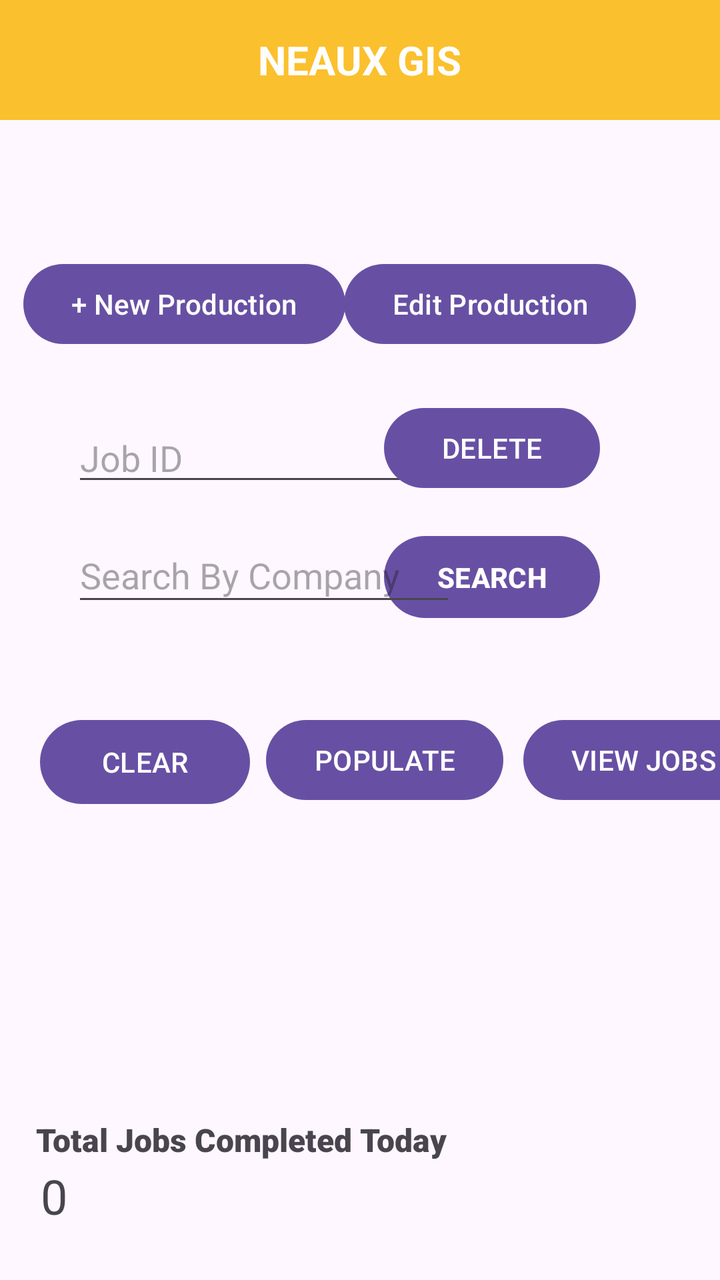
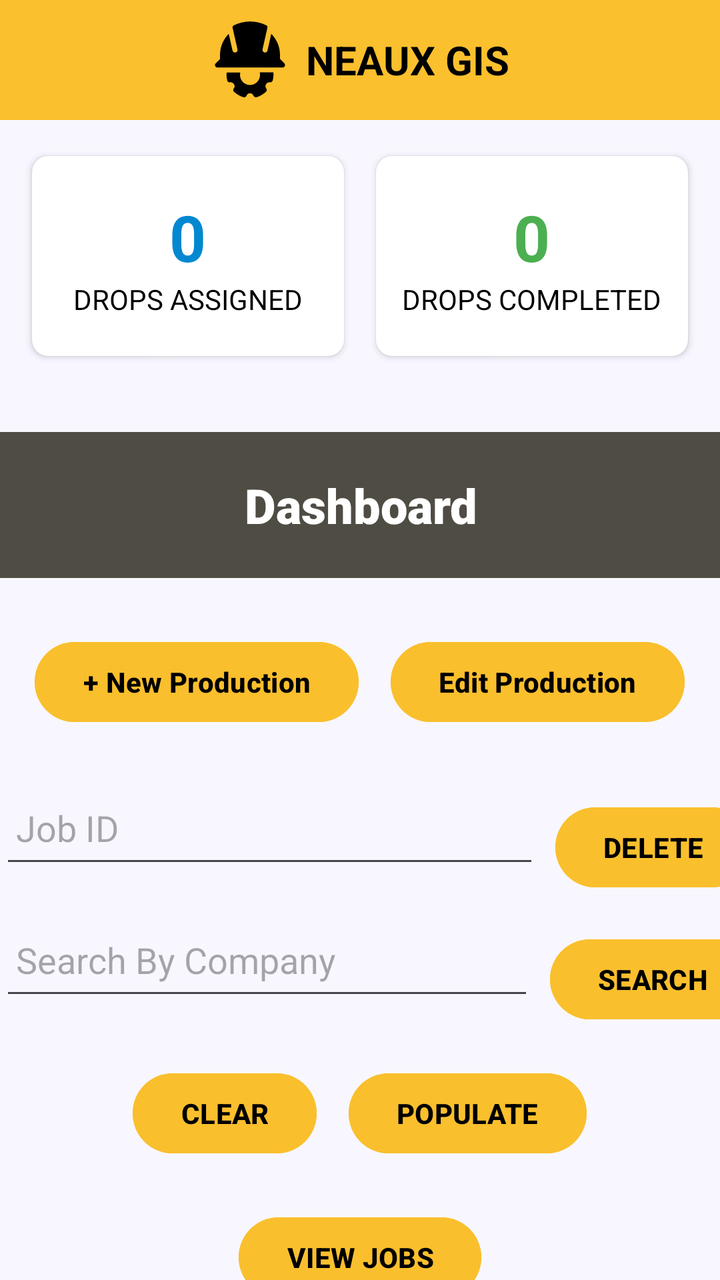

An Android layout rendered at two revisions. The XML below is the earlier revision; the diff shows what the commit changed to produce the second picture.
<!-- AndroidManifest.xml: application theme Theme.MyApplication -->
<!-- res/layout/activity_main.xml -->
<?xml version="1.0" encoding="utf-8"?>
<androidx.constraintlayout.widget.ConstraintLayout xmlns:android="http://schemas.android.com/apk/res/android"
    xmlns:app="http://schemas.android.com/apk/res-auto"
    xmlns:tools="http://schemas.android.com/tools"
    android:id="@+id/main_table"
    android:layout_width="match_parent"
    android:layout_height="match_parent"
    tools:context=".MainActivity">

    
    <FrameLayout
        android:id="@+id/navbar"
        android:layout_width="match_parent"
        android:layout_height="60dp"
        android:background="#FBC02D"
        app:layout_constraintTop_toTopOf="parent">

        <TextView
            android:id="@+id/navbar_title"
            android:layout_width="wrap_content"
            android:layout_height="wrap_content"
            android:layout_gravity="center"
            android:text="NEAUX GIS"
            android:textColor="#FFFFFF"
            android:textSize="20sp"
            android:textStyle="bold" />
    </FrameLayout>

    <Button
        android:id="@+id/new_production"
        android:layout_width="wrap_content"
        android:layout_height="wrap_content"
        android:layout_marginStart="36dp"
        android:layout_marginTop="68dp"
        android:layout_marginEnd="24dp"
        android:text="+ New Production"
        android:visibility="visible"
        app:layout_constraintEnd_toStartOf="@+id/edit_production"
        app:layout_constraintStart_toStartOf="parent"
        app:layout_constraintTop_toBottomOf="@+id/navbar"
        tools:visibility="visible" />

    <Button
        android:id="@+id/edit_production"
        android:layout_width="wrap_content"
        android:layout_height="wrap_content"
        android:layout_marginTop="68dp"
        android:layout_marginEnd="42dp"
        android:text="Edit Production"
        android:visibility="visible"
        app:layout_constraintEnd_toEndOf="parent"
        app:layout_constraintTop_toBottomOf="@+id/navbar"
        tools:visibility="visible" />

    <TextView
        android:id="@+id/textView2"
        android:layout_width="wrap_content"
        android:layout_height="wrap_content"
        android:layout_marginTop="155dp"
        android:fontFamily="sans-serif-black"
        android:text="Total Jobs Completed Today"
        android:textSize="16sp"
        app:layout_constraintEnd_toEndOf="parent"
        app:layout_constraintHorizontal_bias="0.117"
        app:layout_constraintStart_toStartOf="parent"
        app:layout_constraintTop_toBottomOf="@+id/populate_button" />

    <TextView
        android:id="@+id/main_total_jobs_display"
        android:layout_width="wrap_content"
        android:layout_height="wrap_content"
        android:layout_marginTop="1dp"
        android:text="0"
        android:textSize="24sp"
        app:layout_constraintEnd_toEndOf="parent"
        app:layout_constraintHorizontal_bias="0.059"
        app:layout_constraintStart_toStartOf="parent"
        app:layout_constraintTop_toBottomOf="@+id/textView2" />

    <TextView
        android:id="@+id/textView4"
        android:layout_width="wrap_content"
        android:layout_height="wrap_content"
        android:layout_marginTop="80dp"
        android:fontFamily="sans-serif-black"
        android:text="Total Footage"
        android:textSize="16sp"
        app:layout_constraintEnd_toEndOf="parent"
        app:layout_constraintHorizontal_bias="0.067"
        app:layout_constraintStart_toStartOf="parent"
        app:layout_constraintTop_toBottomOf="@+id/textView2" />

    <TextView
        android:id="@+id/main_total_footage_display"
        android:layout_width="wrap_content"
        android:layout_height="wrap_content"
        android:layout_marginTop="4dp"
        android:text="0"
        android:textSize="24sp"
        app:layout_constraintEnd_toEndOf="parent"
        app:layout_constraintHorizontal_bias="0.06"
        app:layout_constraintStart_toStartOf="parent"
        app:layout_constraintTop_toBottomOf="@+id/textView4" />

    <Button
        android:id="@+id/populate_button"
        android:layout_width="wrap_content"
        android:layout_height="wrap_content"
        android:layout_marginStart="8dp"
        android:layout_marginTop="48dp"
        android:text="POPULATE"
        app:layout_constraintStart_toEndOf="@+id/clear_button"
        app:layout_constraintTop_toBottomOf="@+id/company_name_text_field" />

    <Button
        android:id="@+id/clear_button"
        android:layout_width="105dp"
        android:layout_height="50dp"
        android:layout_marginStart="20dp"
        android:layout_marginTop="48dp"
        android:text="CLEAR"
        app:layout_constraintStart_toStartOf="parent"
        app:layout_constraintTop_toBottomOf="@+id/company_name_text_field" />

    <Button
        android:id="@+id/print_button"
        android:layout_width="wrap_content"
        android:layout_height="wrap_content"
        android:layout_marginStart="10dp"
        android:layout_marginTop="48dp"
        android:layout_marginEnd="20dp"
        android:text="VIEW JOBS"
        app:layout_constraintEnd_toEndOf="parent"
        app:layout_constraintHorizontal_bias="0.0"
        app:layout_constraintStart_toEndOf="@+id/populate_button"
        app:layout_constraintTop_toBottomOf="@+id/company_name_text_field" />

    <Button
        android:id="@+id/search_button"
        android:layout_width="108dp"
        android:layout_height="49dp"
        android:layout_marginTop="16dp"
        android:layout_marginEnd="60dp"
        android:text="SEARCH"
        android:textStyle="bold"
        app:layout_constraintEnd_toEndOf="parent"
        app:layout_constraintTop_toBottomOf="@+id/delete_button" />

    <EditText
        android:id="@+id/company_name_text_field"
        android:layout_width="192dp"
        android:layout_height="44dp"
        android:layout_marginStart="36dp"
        android:layout_marginTop="16dp"
        android:layout_marginEnd="15dp"
        android:ems="10"
        android:hint="Search By Company"
        android:inputType="text"
        app:layout_constraintEnd_toStartOf="@+id/search_button"
        app:layout_constraintHorizontal_bias="0.0"
        app:layout_constraintStart_toStartOf="parent"
        app:layout_constraintTop_toBottomOf="@+id/job_id_text_field" />

    <EditText
        android:id="@+id/job_id_text_field"
        android:layout_width="192dp"
        android:layout_height="40dp"
        android:layout_marginStart="36dp"
        android:layout_marginTop="32dp"
        android:ems="10"
        android:hint="Job ID"
        android:inputType="number"
        app:layout_constraintStart_toStartOf="parent"
        app:layout_constraintTop_toBottomOf="@+id/new_production" />

    <Button
        android:id="@+id/delete_button"
        android:layout_width="108dp"
        android:layout_height="48dp"
        android:layout_marginTop="24dp"
        android:layout_marginEnd="60dp"
        android:text="DELETE"
        app:layout_constraintEnd_toEndOf="parent"
        app:layout_constraintHorizontal_bias="1.0"
        app:layout_constraintStart_toEndOf="@+id/job_id_text_field"
        app:layout_constraintTop_toBottomOf="@+id/edit_production" />

</androidx.constraintlayout.widget.ConstraintLayout>
<!-- resources referenced by this layout -->
<resources>
  <style name="Theme.MyApplication" parent="Base.Theme.MyApplication" />
  <style name="Base.Theme.MyApplication" parent="Theme.Material3.DayNight.NoActionBar">
          
          
      </style>
</resources>

<!-- the commit's change to res/layout/activity_main.xml (unified diff, before → after) -->
@@ -5,184 +5,292 @@
     android:id="@+id/main_table"
     android:layout_width="match_parent"
     android:layout_height="match_parent"
+    android:background="#f8f7ff"
     tools:context=".MainActivity">
 
     
+
+    <TextView
+        android:id="@+id/textView"
+        android:layout_width="412dp"
+        android:layout_height="73dp"
+        android:layout_marginTop="156dp"
+        android:background="#4F4C44"
+        android:fontFamily="sans-serif-black"
+        android:gravity="center"
+        android:padding="12dp"
+        android:text="Dashboard"
+        android:textColor="#FFFFFF"
+        android:textSize="24sp"
+        app:layout_constraintEnd_toEndOf="parent"
+        app:layout_constraintStart_toStartOf="parent"
+        app:layout_constraintTop_toBottomOf="@+id/navbar" />
+
     <FrameLayout
         android:id="@+id/navbar"
         android:layout_width="match_parent"
         android:layout_height="60dp"
         android:background="#FBC02D"
+        app:layout_constraintEnd_toEndOf="parent"
+        app:layout_constraintStart_toStartOf="parent"
         app:layout_constraintTop_toTopOf="parent">
 
-        <TextView
-            android:id="@+id/navbar_title"
-            android:layout_width="wrap_content"
-            android:layout_height="wrap_content"
-            android:layout_gravity="center"
-            android:text="NEAUX GIS"
-            android:textColor="#FFFFFF"
-            android:textSize="20sp"
-            android:textStyle="bold" />
+        <LinearLayout
+            android:layout_width="wrap_content"
+            android:layout_height="match_parent"
+            android:layout_gravity="center_horizontal"
+            android:gravity="center_vertical"
+            android:orientation="horizontal">
+
+            <ImageView
+                android:id="@+id/navbar_logo"
+                android:layout_width="40dp"
+                android:layout_height="40dp"
+                android:layout_marginEnd="8dp"
+                android:src="@drawable/neaux_gis_logo" />
+
+            <TextView
+                android:id="@+id/navbar_title"
+                android:layout_width="wrap_content"
+                android:layout_height="wrap_content"
+                android:text="NEAUX GIS"
+                android:textColor="#000000"
+                android:textSize="20sp"
+                android:textStyle="bold" />
+        </LinearLayout>
     </FrameLayout>
 
-    <Button
-        android:id="@+id/new_production"
-        android:layout_width="wrap_content"
+    
+    <LinearLayout
+        android:id="@+id/main_cards_container"
+        android:layout_width="match_parent"
         android:layout_height="wrap_content"
-        android:layout_marginStart="36dp"
-        android:layout_marginTop="68dp"
-        android:layout_marginEnd="24dp"
-        android:text="+ New Production"
-        android:visibility="visible"
-        app:layout_constraintEnd_toStartOf="@+id/edit_production"
-        app:layout_constraintStart_toStartOf="parent"
-        app:layout_constraintTop_toBottomOf="@+id/navbar"
-        tools:visibility="visible" />
-
-    <Button
-        android:id="@+id/edit_production"
-        android:layout_width="wrap_content"
+        android:layout_marginTop="2dp"
+        android:orientation="horizontal"
+        android:padding="8dp"
+        app:layout_constraintEnd_toEndOf="parent"
+        app:layout_constraintStart_toStartOf="parent"
+        app:layout_constraintTop_toBottomOf="@+id/navbar">
+
+        
+        <androidx.cardview.widget.CardView
+            android:layout_width="0dp"
+            android:layout_height="100dp"
+            android:layout_margin="8dp"
+            android:layout_weight="1"
+            android:elevation="4dp"
+            app:cardCornerRadius="8dp">
+
+            <LinearLayout
+                android:layout_width="match_parent"
+                android:layout_height="match_parent"
+                android:gravity="center"
+                android:orientation="vertical">
+
+                <TextView
+                    android:id="@+id/drops_assigned_value"
+                    android:layout_width="wrap_content"
+                    android:layout_height="wrap_content"
+                    android:text="0"
+                    android:textColor="#0288D1"
+                    android:textSize="32sp"
+                    android:textStyle="bold" />
+
+                <TextView
+                    android:layout_width="wrap_content"
+                    android:layout_height="wrap_content"
+                    android:text="DROPS ASSIGNED"
+                    android:textColor="#000000"
+                    android:textSize="14sp" />
+            </LinearLayout>
+        </androidx.cardview.widget.CardView>
+
+        
+        <androidx.cardview.widget.CardView
+            android:layout_width="0dp"
+            android:layout_height="100dp"
+            android:layout_margin="8dp"
+            android:layout_weight="1"
+            android:elevation="4dp"
+            app:cardCornerRadius="8dp">
+
+            <LinearLayout
+                android:layout_width="match_parent"
+                android:layout_height="match_parent"
+                android:gravity="center"
+                android:orientation="vertical">
+
+                <TextView
+                    android:id="@+id/drops_completed_value"
+                    android:layout_width="wrap_content"
+                    android:layout_height="wrap_content"
+                    android:text="0"
+                    android:textColor="#4CAF50"
+                    android:textSize="32sp"
+                    android:textStyle="bold" />
+
+                <TextView
+                    android:layout_width="wrap_content"
+                    android:layout_height="wrap_content"
+                    android:text="DROPS COMPLETED"
+                    android:textColor="#000000"
+                    android:textSize="14sp" />
+            </LinearLayout>
+        </androidx.cardview.widget.CardView>
+    </LinearLayout>
+
+    
+
+    <LinearLayout
+        android:id="@+id/all_buttons_container"
+        android:layout_width="match_parent"
         android:layout_height="wrap_content"
-        android:layout_marginTop="68dp"
-        android:layout_marginEnd="42dp"
-        android:text="Edit Production"
-        android:visibility="visible"
-        app:layout_constraintEnd_toEndOf="parent"
-        app:layout_constraintTop_toBottomOf="@+id/navbar"
-        tools:visibility="visible" />
-
-    <TextView
-        android:id="@+id/textView2"
-        android:layout_width="wrap_content"
+        android:gravity="center_horizontal"
+        android:orientation="vertical"
+        app:layout_constraintBottom_toBottomOf="parent"
+        app:layout_constraintEnd_toEndOf="parent"
+        app:layout_constraintHorizontal_bias="1.0"
+        app:layout_constraintStart_toStartOf="parent"
+        app:layout_constraintTop_toBottomOf="@+id/linearLayout5"
+        app:layout_constraintVertical_bias="0.118">
+
+        
+
+        
+
+        
+
+        
+
+        
+
+        <LinearLayout
+            android:layout_width="match_parent"
+            android:layout_height="wrap_content"
+            android:layout_marginBottom="8dp"
+            android:gravity="center_horizontal"
+            android:orientation="horizontal">
+
+            <Button
+                android:id="@+id/clear_button"
+                android:layout_width="wrap_content"
+                android:layout_height="wrap_content"
+                android:layout_margin="8dp"
+                android:backgroundTint="#FABF2D"
+                android:text="CLEAR"
+                android:textColor="#000000"
+                android:textStyle="bold" />
+
+            <Button
+                android:id="@+id/populate_button"
+                android:layout_width="wrap_content"
+                android:layout_height="wrap_content"
+                android:layout_margin="8dp"
+                android:backgroundTint="#FABF2D"
+                android:text="POPULATE"
+                android:textColor="#000000"
+                android:textStyle="bold" />
+        </LinearLayout>
+
+        <Button
+            android:id="@+id/print_button"
+            android:layout_width="wrap_content"
+            android:layout_height="wrap_content"
+            android:layout_marginTop="8dp"
+            android:backgroundTint="#FABF2D"
+            android:text="VIEW JOBS"
+            android:textColor="#000000"
+            android:textStyle="bold" />
+    </LinearLayout>
+
+    <LinearLayout
+        android:id="@+id/linearLayout3"
+        android:layout_width="match_parent"
         android:layout_height="wrap_content"
-        android:layout_marginTop="155dp"
-        android:fontFamily="sans-serif-black"
-        android:text="Total Jobs Completed Today"
-        android:textSize="16sp"
-        app:layout_constraintEnd_toEndOf="parent"
-        app:layout_constraintHorizontal_bias="0.117"
-        app:layout_constraintStart_toStartOf="parent"
-        app:layout_constraintTop_toBottomOf="@+id/populate_button" />
-
-    <TextView
-        android:id="@+id/main_total_jobs_display"
-        android:layout_width="wrap_content"
-        android:layout_height="wrap_content"
-        android:layout_marginTop="1dp"
-        android:text="0"
-        android:textSize="24sp"
-        app:layout_constraintEnd_toEndOf="parent"
-        app:layout_constraintHorizontal_bias="0.059"
-        app:layout_constraintStart_toStartOf="parent"
-        app:layout_constraintTop_toBottomOf="@+id/textView2" />
-
-    <TextView
-        android:id="@+id/textView4"
-        android:layout_width="wrap_content"
-        android:layout_height="wrap_content"
-        android:layout_marginTop="80dp"
-        android:fontFamily="sans-serif-black"
-        android:text="Total Footage"
-        android:textSize="16sp"
-        app:layout_constraintEnd_toEndOf="parent"
-        app:layout_constraintHorizontal_bias="0.067"
-        app:layout_constraintStart_toStartOf="parent"
-        app:layout_constraintTop_toBottomOf="@+id/textView2" />
-
-    <TextView
-        android:id="@+id/main_total_footage_display"
-        android:layout_width="wrap_content"
-        android:layout_height="wrap_content"
-        android:layout_marginTop="4dp"
-        android:text="0"
-        android:textSize="24sp"
-        app:layout_constraintEnd_toEndOf="parent"
-        app:layout_constraintHorizontal_bias="0.06"
-        app:layout_constraintStart_toStartOf="parent"
-        app:layout_constraintTop_toBottomOf="@+id/textView4" />
-
-    <Button
-        android:id="@+id/populate_button"
-        android:layout_width="wrap_content"
-        android:layout_height="wrap_content"
-        android:layout_marginStart="8dp"
-        android:layout_marginTop="48dp"
-        android:text="POPULATE"
-        app:layout_constraintStart_toEndOf="@+id/clear_button"
-        app:layout_constraintTop_toBottomOf="@+id/company_name_text_field" />
-
-    <Button
-        android:id="@+id/clear_button"
-        android:layout_width="105dp"
-        android:layout_height="50dp"
-        android:layout_marginStart="20dp"
-        android:layout_marginTop="48dp"
-        android:text="CLEAR"
-        app:layout_constraintStart_toStartOf="parent"
-        app:layout_constraintTop_toBottomOf="@+id/company_name_text_field" />
-
-    <Button
-        android:id="@+id/print_button"
-        android:layout_width="wrap_content"
-        android:layout_height="wrap_content"
-        android:layout_marginStart="10dp"
-        android:layout_marginTop="48dp"
-        android:layout_marginEnd="20dp"
-        android:text="VIEW JOBS"
-        app:layout_constraintEnd_toEndOf="parent"
-        app:layout_constraintHorizontal_bias="0.0"
-        app:layout_constraintStart_toEndOf="@+id/populate_button"
-        app:layout_constraintTop_toBottomOf="@+id/company_name_text_field" />
-
-    <Button
-        android:id="@+id/search_button"
-        android:layout_width="108dp"
-        android:layout_height="49dp"
+        android:layout_marginTop="20dp"
+        android:elevation="16dp"
+        android:gravity="center_horizontal"
+        android:orientation="horizontal"
+        app:layout_constraintTop_toBottomOf="@+id/textView"
+        tools:layout_editor_absoluteX="0dp">
+
+        <Button
+            android:id="@+id/new_production"
+            android:layout_width="wrap_content"
+            android:layout_height="wrap_content"
+            android:layout_margin="8dp"
+            android:backgroundTint="#FABF2D"
+            android:elevation="16dp"
+            android:text="+ New Production"
+            android:textColor="#000000"
+            android:textStyle="bold" />
+
+        <Button
+            android:id="@+id/edit_production"
+            android:layout_width="wrap_content"
+            android:layout_height="wrap_content"
+            android:layout_margin="8dp"
+            android:backgroundTint="#FABF2D"
+            android:text="Edit Production"
+            android:textColor="#000000"
+            android:textStyle="bold" />
+    </LinearLayout>
+
+    <LinearLayout
+        android:id="@+id/linearLayout5"
+        android:layout_width="386dp"
+        android:layout_height="71dp"
+        android:gravity="center_horizontal"
+        android:orientation="horizontal"
+        app:layout_constraintTop_toBottomOf="@+id/linearLayout4"
+        tools:layout_editor_absoluteX="13dp">
+
+        <EditText
+            android:id="@+id/company_name_text_field"
+            android:layout_width="0dp"
+            android:layout_height="50dp"
+            android:layout_weight="1"
+            android:hint="Search By Company"
+            android:padding="8dp" />
+
+        <Button
+            android:id="@+id/search_button"
+            android:layout_width="wrap_content"
+            android:layout_height="wrap_content"
+            android:layout_margin="8dp"
+            android:backgroundTint="#FABF2D"
+            android:text="SEARCH"
+            android:textColor="#000000"
+            android:textStyle="bold" />
+    </LinearLayout>
+
+    <LinearLayout
+        android:id="@+id/linearLayout4"
+        android:layout_width="384dp"
+        android:layout_height="66dp"
         android:layout_marginTop="16dp"
-        android:layout_marginEnd="60dp"
-        android:text="SEARCH"
-        android:textStyle="bold"
-        app:layout_constraintEnd_toEndOf="parent"
-        app:layout_constraintTop_toBottomOf="@+id/delete_button" />
-
-    <EditText
-        android:id="@+id/company_name_text_field"
-        android:layout_width="192dp"
-        android:layout_height="44dp"
-        android:layout_marginStart="36dp"
-        android:layout_marginTop="16dp"
-        android:layout_marginEnd="15dp"
-        android:ems="10"
-        android:hint="Search By Company"
-        android:inputType="text"
-        app:layout_constraintEnd_toStartOf="@+id/search_button"
-        app:layout_constraintHorizontal_bias="0.0"
-        app:layout_constraintStart_toStartOf="parent"
-        app:layout_constraintTop_toBottomOf="@+id/job_id_text_field" />
-
-    <EditText
-        android:id="@+id/job_id_text_field"
-        android:layout_width="192dp"
-        android:layout_height="40dp"
-        android:layout_marginStart="36dp"
-        android:layout_marginTop="32dp"
-        android:ems="10"
-        android:hint="Job ID"
-        android:inputType="number"
-        app:layout_constraintStart_toStartOf="parent"
-        app:layout_constraintTop_toBottomOf="@+id/new_production" />
-
-    <Button
-        android:id="@+id/delete_button"
-        android:layout_width="108dp"
-        android:layout_height="48dp"
-        android:layout_marginTop="24dp"
-        android:layout_marginEnd="60dp"
-        android:text="DELETE"
-        app:layout_constraintEnd_toEndOf="parent"
-        app:layout_constraintHorizontal_bias="1.0"
-        app:layout_constraintStart_toEndOf="@+id/job_id_text_field"
-        app:layout_constraintTop_toBottomOf="@+id/edit_production" />
+        android:gravity="center_horizontal"
+        android:orientation="horizontal"
+        app:layout_constraintTop_toBottomOf="@+id/linearLayout3"
+        tools:layout_editor_absoluteX="13dp">
+
+        <EditText
+            android:id="@+id/job_id_text_field"
+            android:layout_width="0dp"
+            android:layout_height="50dp"
+            android:layout_weight="1"
+            android:hint="Job ID"
+            android:padding="8dp" />
+
+        <Button
+            android:id="@+id/delete_button"
+            android:layout_width="wrap_content"
+            android:layout_height="wrap_content"
+            android:layout_margin="8dp"
+            android:backgroundTint="#FABF2D"
+            android:text="DELETE"
+            android:textColor="#000000"
+            android:textStyle="bold" />
+    </LinearLayout>
 
 </androidx.constraintlayout.widget.ConstraintLayout>
<!-- resource entries referenced after the edit -->
@@ -1,5 +1,18 @@
 <!-- resources referenced by this layout -->
 <resources>
+  <!-- drawable neaux_gis_logo (drawable) -->
+  <vector xmlns:android="http://schemas.android.com/apk/res/android"
+      android:width="800dp"
+      android:height="800dp"
+      android:viewportWidth="32"
+      android:viewportHeight="32">
+    <path
+        android:pathData="M29.7,17.3L28,15.6V14c0,-3.3 -1.3,-6.2 -3.5,-8.5L23,12.2c-0.1,0.5 -0.5,0.8 -1,0.8c-0.1,0 -0.1,0 -0.2,0c-0.5,-0.1 -0.9,-0.7 -0.8,-1.2l2,-8.9c0,-0.3 -0.2,-0.7 -0.5,-0.8c-4,-2 -8.9,-2 -12.9,0C9.2,2.3 9,2.6 9,2.9l2,8.9c0.1,0.5 -0.2,1.1 -0.8,1.2c-0.1,0 -0.1,0 -0.2,0c-0.5,0 -0.9,-0.3 -1,-0.8L7.5,5.5C5.3,7.8 4,10.7 4,14v1.6l-1.7,1.7C2,17.6 1.9,18 2.1,18.4C2.2,18.8 2.6,19 3,19h26c0.4,0 0.8,-0.2 0.9,-0.6C30.1,18 30,17.6 29.7,17.3z"
+        android:fillColor="#000000"/>
+    <path
+        android:pathData="M19.9,21c0.1,0.3 0.1,0.7 0.1,1c0,2.2 -1.8,4 -4,4s-4,-1.8 -4,-4c0,-0.3 0.1,-0.7 0.1,-1H6.7c0,0.3 -0.1,0.7 -0.1,1c0,0.7 0.1,1.4 0.3,2.2C7,24.7 7.5,25 8,24.9c0.6,-0.1 1.2,0.2 1.6,0.8s0.3,1.2 -0.1,1.7c-0.3,0.4 -0.3,1 0.1,1.3c1.1,1 2.4,1.8 3.8,2.2c0.5,0.1 1,-0.1 1.2,-0.6c0.2,-0.6 0.8,-1 1.4,-1s1.2,0.4 1.4,1c0.2,0.4 0.5,0.6 0.9,0.6c0.1,0 0.2,0 0.3,0c1.4,-0.4 2.7,-1.2 3.8,-2.2c0.4,-0.4 0.4,-0.9 0.1,-1.3c-0.4,-0.5 -0.4,-1.2 -0.1,-1.7c0.3,-0.5 0.9,-0.9 1.6,-0.8c0.5,0.1 1,-0.3 1.1,-0.8c0.2,-0.7 0.3,-1.5 0.3,-2.2c0,-0.3 0,-0.7 -0.1,-1H19.9z"
+        android:fillColor="#000000"/>
+  </vector>
   <style name="Theme.MyApplication" parent="Base.Theme.MyApplication" />
   <style name="Base.Theme.MyApplication" parent="Theme.Material3.DayNight.NoActionBar">
           
